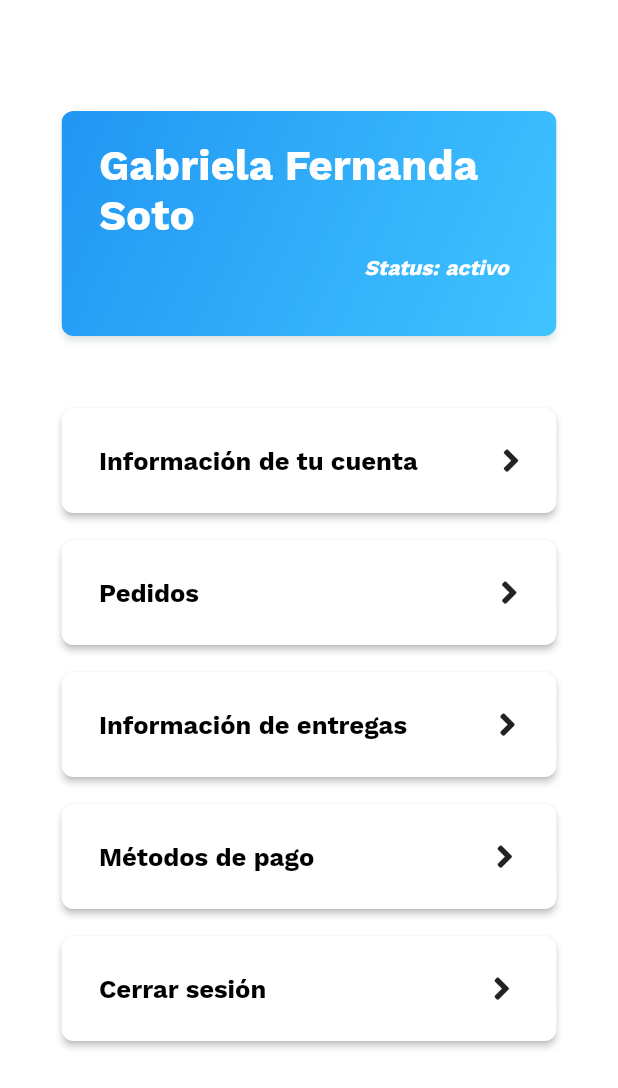
After one commit to Hana897TRX/Floraplant_app, a Flutter app: the ProfilePage screen opened directly, on a phone screen of 412 x 824 dp. The commit adds this screen. Shown: the top 1088 px of the screen. Run offline on Flutter 3.47's test engine with Material 2 defaults, Android fonts, the phone set to English and light mode, and no system bars; drawn by our look-alikes of gradient_widgets; our stand-ins replace font_awesome_flutter; project files that could hold a hidden picture were left out.

Commit message:
profile page done

```diff
--- a/lib/main.dart
+++ b/lib/main.dart
@@ -1,4 +1,5 @@
 import 'package:floraplant_app/pages/login_page.dart';
+import 'package:floraplant_app/pages/profile_page.dart';
 import 'package:flutter/services.dart';
 import 'package:flutter/material.dart';
 
--- /dev/null
+++ b/lib/pages/profile_page.dart
@@ -0,0 +1,323 @@
+import 'package:floraplant_app/widgets/snackbar.dart';
+import 'package:flutter/material.dart';
+import 'package:floraplant_app/pages/widgets/sign_in.dart';
+import 'package:floraplant_app/pages/widgets/sign_up.dart';
+import 'package:floraplant_app/theme.dart';
+import 'package:floraplant_app/utils/bubble_indicator_painter.dart';
+import 'package:font_awesome_flutter/font_awesome_flutter.dart';
+import 'package:gradient_widgets/gradient_widgets.dart';
+
+class ProfilePage extends StatefulWidget {
+  const ProfilePage({Key key}) : super(key: key);
+
+  @override
+  _ProfilePageState createState() => _ProfilePageState();
+}
+
+class _ProfilePageState extends State<ProfilePage>
+    with SingleTickerProviderStateMixin {
+  PageController _pageController;
+
+  Color left = Colors.black;
+  Color right = Colors.white;
+
+  @override
+  void dispose() {
+    _pageController?.dispose();
+    super.dispose();
+  }
+
+  @override
+  void initState() {
+    super.initState();
+    _pageController = PageController();
+  }
+
+  @override
+  Widget build(BuildContext context) {
+    return Scaffold(
+        body: SingleChildScrollView(
+      physics: const ClampingScrollPhysics(),
+      child: GestureDetector(
+        onTap: () {
+          FocusScope.of(context).requestFocus(FocusNode());
+        },
+        child: Container(
+          width: MediaQuery.of(context).size.width,
+          height: MediaQuery.of(context).size.height,
+          decoration: const BoxDecoration(
+            gradient: LinearGradient(
+                colors: <Color>[CustomTheme.white, CustomTheme.white],
+                begin: FractionalOffset(0.0, 0.0),
+                end: FractionalOffset(1.0, 1.0),
+                stops: <double>[0.0, 1.0],
+                tileMode: TileMode.clamp),
+          ),
+          child: Column(
+            mainAxisSize: MainAxisSize.max,
+            children: <Widget>[
+              Padding(
+                  padding: const EdgeInsets.only(top: 70.0),
+                  child: GradientCard(
+                      elevation: 2.0,
+                      gradient: LinearGradient(
+                          colors: <Color>[Colors.blue, Colors.lightBlueAccent],
+                          begin: FractionalOffset(0.0, 0.0),
+                          end: FractionalOffset(1.0, 1.0),
+                          stops: <double>[0.0, 1.0],
+                          tileMode: TileMode.clamp),
+                      shadowColor:
+                          Gradients.tameer.colors.last.withOpacity(0.25),
+                      shape: RoundedRectangleBorder(
+                        borderRadius: BorderRadius.circular(8.0),
+                      ),
+                      child: Container(
+                          width: 330.0,
+                          height: 150.0,
+                          child: Column(children: <Widget>[
+                            Padding(
+                              padding: const EdgeInsets.only(
+                                  top: 20.0, left: 25.0, right: 25.0),
+                              child: Text(
+                                'Gabriela Fernanda Soto',
+                                style: TextStyle(
+                                    color: Colors.white,
+                                    fontSize: 28.0,
+                                    fontFamily: 'WorkSansBold'),
+                              ),
+                            ),
+                            Padding(
+                              padding:
+                                  const EdgeInsets.only(top: 10.0, left: 170.0),
+                              child: Text(
+                                'Status: activo',
+                                style: TextStyle(
+                                    color: Colors.white,
+                                    fontSize: 14.0,
+                                    fontStyle: FontStyle.italic,
+                                    fontFamily: 'WorkSansBold'),
+                              ),
+                            ),
+                          ])))),
+              Padding(
+                  padding: const EdgeInsets.only(top: 40.0),
+                  child: GestureDetector(
+                    onTap: () => {
+                      CustomSnackBar(
+                          context, const Text('Cuenta button pressed'))
+                    },
+                    child: Card(
+                        elevation: 2.0,
+                        color: Colors.white,
+                        shape: RoundedRectangleBorder(
+                          borderRadius: BorderRadius.circular(8.0),
+                        ),
+                        child: Container(
+                            width: 330.0,
+                            height: 70.0,
+                            child: Row(children: <Widget>[
+                              Padding(
+                                padding: const EdgeInsets.only(
+                                    top: 0.0, left: 25.0, right: 50.0),
+                                child: Text(
+                                  'Información de tu cuenta',
+                                  style: TextStyle(
+                                      color: Colors.black,
+                                      fontSize: 17.0,
+                                      fontFamily: 'WorkSansBold'),
+                                ),
+                              ),
+                              Icon(FontAwesomeIcons.angleRight)
+                            ]))),
+                  )),
+              Padding(
+                  padding: const EdgeInsets.only(top: 10.0),
+                  child: GestureDetector(
+                    onTap: () => {
+                      CustomSnackBar(
+                          context, const Text('Orders button pressed'))
+                    },
+                    child: Card(
+                        elevation: 2.0,
+                        color: Colors.white,
+                        shape: RoundedRectangleBorder(
+                          borderRadius: BorderRadius.circular(8.0),
+                        ),
+                        child: Container(
+                            width: 330.0,
+                            height: 70.0,
+                            child: Row(children: <Widget>[
+                              Padding(
+                                padding: const EdgeInsets.only(
+                                    top: 0.0, left: 25.0, right: 195.0),
+                                child: Text(
+                                  'Pedidos',
+                                  style: TextStyle(
+                                      color: Colors.black,
+                                      fontSize: 17.0,
+                                      fontFamily: 'WorkSansBold'),
+                                ),
+                              ),
+                              Icon(FontAwesomeIcons.angleRight)
+                            ]))),
+                  )),
+              Padding(
+                  padding: const EdgeInsets.only(top: 10.0),
+                  child: GestureDetector(
+                    onTap: () => {
+                      CustomSnackBar(
+                          context, const Text('Delivery info button pressed'))
+                    },
+                    child: Card(
+                        elevation: 2.0,
+                        color: Colors.white,
+                        shape: RoundedRectangleBorder(
+                          borderRadius: BorderRadius.circular(8.0),
+                        ),
+                        child: Container(
+                            width: 330.0,
+                            height: 70.0,
+                            child: Row(children: <Widget>[
+                              Padding(
+                                padding: const EdgeInsets.only(
+                                    top: 0.0, left: 25.0, right: 55.0),
+                                child: Text(
+                                  'Información de entregas',
+                                  style: TextStyle(
+                                      color: Colors.black,
+                                      fontSize: 17.0,
+                                      fontFamily: 'WorkSansBold'),
+                                ),
+                              ),
+                              Icon(FontAwesomeIcons.angleRight)
+                            ]))),
+                  )),
+              Padding(
+                  padding: const EdgeInsets.only(top: 10.0),
+                  child: GestureDetector(
+                    onTap: () => {
+                      CustomSnackBar(
+                          context, const Text('Payment methods button pressed'))
+                    },
+                    child: Card(
+                        elevation: 2.0,
+                        color: Colors.white,
+                        shape: RoundedRectangleBorder(
+                          borderRadius: BorderRadius.circular(8.0),
+                        ),
+                        child: Container(
+                            width: 330.0,
+                            height: 70.0,
+                            child: Row(children: <Widget>[
+                              Padding(
+                                padding: const EdgeInsets.only(
+                                    top: 0.0, left: 25.0, right: 115.0),
+                                child: Text(
+                                  'Métodos de pago',
+                                  style: TextStyle(
+                                      color: Colors.black,
+                                      fontSize: 17.0,
+                                      fontFamily: 'WorkSansBold'),
+                                ),
+                              ),
+                              Icon(FontAwesomeIcons.angleRight)
+                            ]))),
+                  )),
+              Padding(
+                  padding: const EdgeInsets.only(top: 10.0),
+                  child: GestureDetector(
+                    onTap: () => {
+                      CustomSnackBar(
+                          context, const Text('Sign out button pressed'))
+                    },
+                    child: Card(
+                        elevation: 2.0,
+                        color: Colors.white,
+                        shape: RoundedRectangleBorder(
+                          borderRadius: BorderRadius.circular(8.0),
+                        ),
+                        child: Container(
+                            width: 330.0,
+                            height: 70.0,
+                            child: Row(children: <Widget>[
+                              Padding(
+                                padding: const EdgeInsets.only(
+                                    top: 0.0, left: 25.0, right: 145.0),
+                                child: Text(
+                                  'Cerrar sesión',
+                                  style: TextStyle(
+                                      color: Colors.black,
+                                      fontSize: 17.0,
+                                      fontFamily: 'WorkSansBold'),
+                                ),
+                              ),
+                              Icon(FontAwesomeIcons.angleRight)
+                            ]))),
+                  )),
+            ],
+          ),
+        ),
+      ),
+    ));
+  }
+
+  Widget _buildMenuBar(BuildContext context) {
+    return Container(
+      width: 300.0,
+      height: 50.0,
+      decoration: const BoxDecoration(
+        color: Color(0x552B2B2B),
+        borderRadius: BorderRadius.all(Radius.circular(25.0)),
+      ),
+      child: CustomPaint(
+        painter: BubbleIndicatorPainter(pageController: _pageController),
+        child: Row(
+          mainAxisAlignment: MainAxisAlignment.spaceEvenly,
+          children: <Widget>[
+            Expanded(
+              child: TextButton(
+                style: ButtonStyle(
+                  overlayColor: MaterialStateProperty.all(Colors.transparent),
+                ),
+                onPressed: _onSignInButtonPress,
+                child: Text(
+                  'Existente',
+                  style: TextStyle(
+                      color: left,
+                      fontSize: 16.0,
+                      fontFamily: 'WorkSansSemiBold'),
+                ),
+              ),
+            ),
+            //Container(height: 33.0, width: 1.0, color: Colors.white),
+            Expanded(
+              child: TextButton(
+                style: ButtonStyle(
+                  overlayColor: MaterialStateProperty.all(Colors.transparent),
+                ),
+                onPressed: _onSignUpButtonPress,
+                child: Text(
+                  'Nuevo',
+                  style: TextStyle(
+                      color: right,
+                      fontSize: 16.0,
+                      fontFamily: 'WorkSansSemiBold'),
+                ),
+              ),
+            ),
+          ],
+        ),
+      ),
+    );
+  }
+
+  void _onSignInButtonPress() {
+    _pageController.animateToPage(0,
+        duration: const Duration(milliseconds: 500), curve: Curves.decelerate);
+  }
+
+  void _onSignUpButtonPress() {
+    _pageController?.animateToPage(1,
+        duration: const Duration(milliseconds: 500), curve: Curves.decelerate);
+  }
+}
--- a/pubspec.yaml
+++ b/pubspec.yaml
@@ -9,6 +9,7 @@ environment:
 
 dependencies:
   cupertino_icons: ^1.0.2
+  gradient_widgets: ^0.6.0
   flutter:
     sdk: flutter
   font_awesome_flutter:
```
Also changed, not shown: pubspec.lock.
